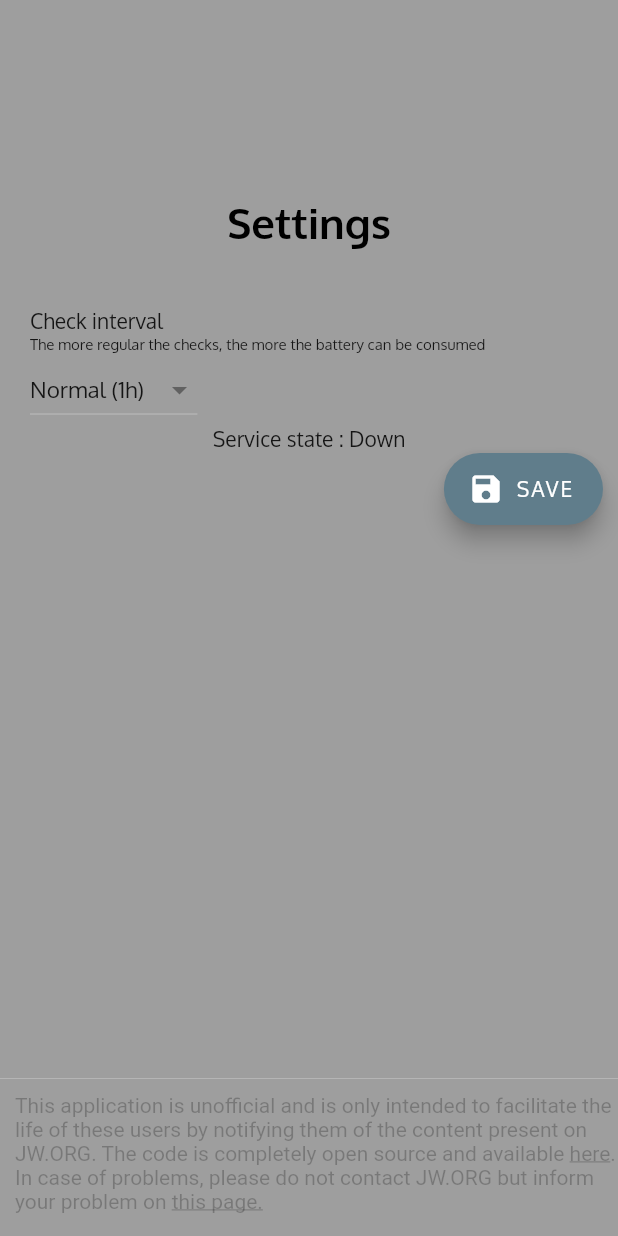
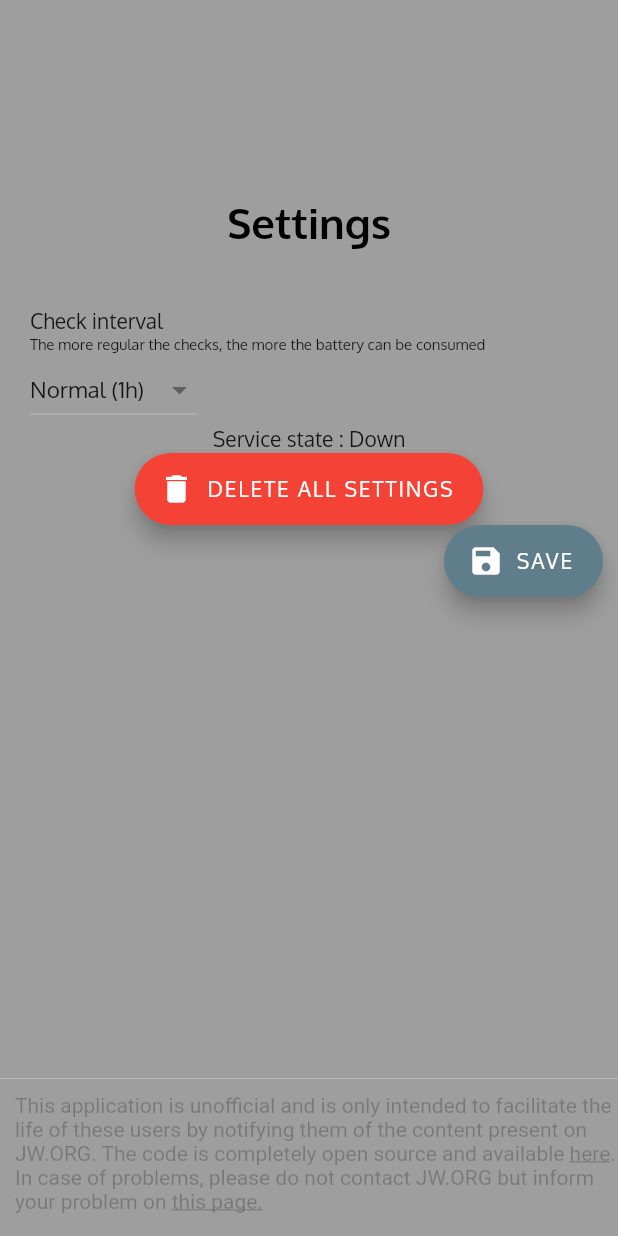
Before and after one commit to Teckinfor/JWNotifyer, a Flutter app: the screen it shows after launch, after a tap on "Settings", on a phone screen of 412 x 824 dp. Run offline on Flutter 3.47's test engine with Material 2 defaults, Android fonts, the phone set to English and light mode, and no system bars; our stand-ins replace flutter_local_notifications; missing offline and left inert: flutter_background_service, flutter_background_service_android, image_downloader, requests, restart_app.

```diff
--- a/jwnotifyer/lib/main.dart
+++ b/jwnotifyer/lib/main.dart
@@ -3,8 +3,8 @@
 import 'fetcher_service.dart';
 
 void main() async {
-  FetcherService service = await FetcherService();
-  service.initializeService();
+  // Wait the service
+  await FetcherService().initializeService();
   runApp(const MyApp());
 }
 
@@ -19,7 +19,7 @@
       home: const HomePage(),
       theme: ThemeData(
         fontFamily: 'Oxygen',
-        primaryColor: Colors.deepPurple,
+        primaryColor: Colors.grey,
       ),
     );
   }
--- a/jwnotifyer/pubspec.yaml
+++ b/jwnotifyer/pubspec.yaml
@@ -37,6 +37,7 @@
   requests: ^4.2.1
   html: ^0.15.0
   image_downloader: ^0.20.1
+  restart_app: ^1.1.0
   flutter:
     sdk: flutter
 
```
Also changed, not shown: jwnotifyer/lib/settings.dart (+53 -3 lines), jwnotifyer/pubspec.lock, 1 other file.
